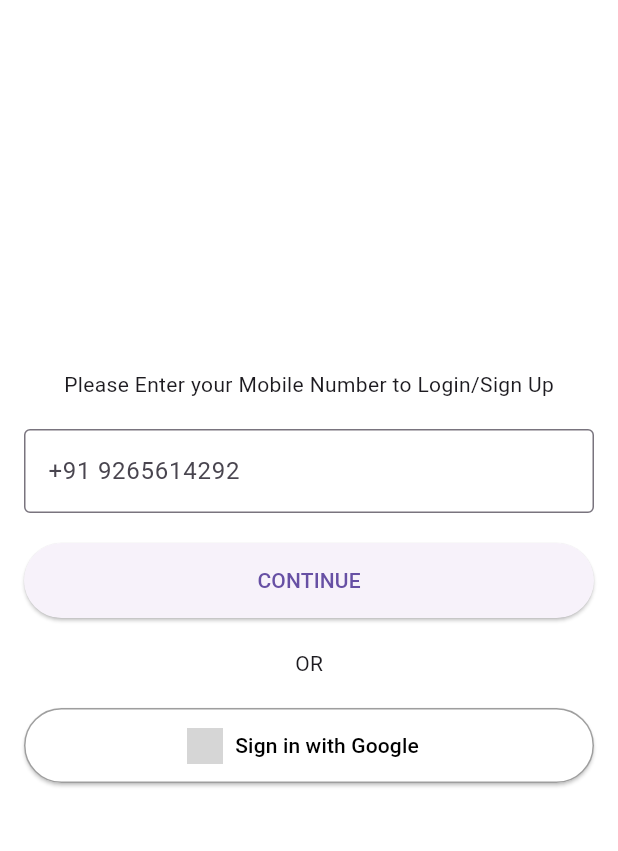
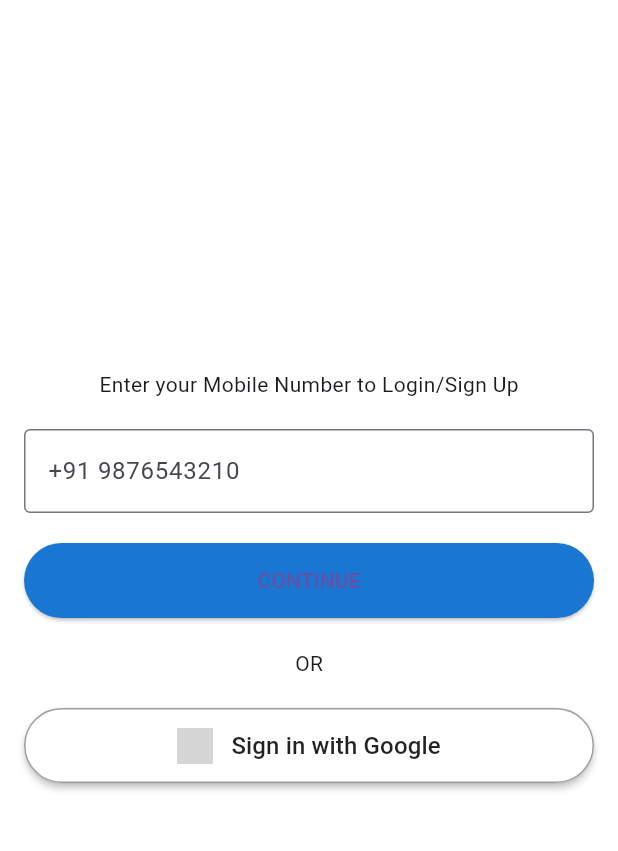
Before and after one commit to hammadshaikh-dev/quick_medical, a Flutter app: the screen it shows after launch, after a tap on "Skip", on a phone screen of 412 x 824 dp, the part 84-935 px from its top. Run offline on Flutter 3.47's test engine with Material 3 defaults, Android fonts, the light colour scheme and no system bars; our stand-ins replace firebase_auth, firebase_core, google_sign_in; accounts and stored records are empty; network calls fail; grey boxes are pictures that could not be loaded.

Commit message:
added firebase auth option change images with working Url

```diff
--- a/lib/main.dart
+++ b/lib/main.dart
@@ -1,7 +1,8 @@
 import 'package:flutter/material.dart';
 import 'package:provider/provider.dart';
-import 'package:firebase_core/firebase_core.dart';           // ✅ Correct import
-import 'firebase_options.dart';                             // ✅ Import Firebase options
+import 'package:firebase_core/firebase_core.dart';
+import 'firebase_options.dart';
+import 'providers/cart_provider.dart';
 import 'screens/splash_screen.dart';
 import 'screens/onboarding_screen.dart';
 import 'screens/login_screen.dart';
@@ -9,12 +10,10 @@ import 'screens/home_screen.dart';
 import 'screens/product_detail_screen.dart';
 import 'screens/cart_screen.dart';
 import 'screens/profile_screen.dart';
-import 'providers/cart_provider.dart';
 
 Future<void> main() async {
-  WidgetsFlutterBinding.ensureInitialized();                 // ✅ Required before Firebase init
-
-  await Firebase.initializeApp(                             // ✅ Initialize Firebase
+  WidgetsFlutterBinding.ensureInitialized();
+  await Firebase.initializeApp(
     options: DefaultFirebaseOptions.currentPlatform,
   );
 
@@ -35,15 +34,19 @@ class MyApp extends StatelessWidget {
         debugShowCheckedModeBanner: false,
         theme: ThemeData(
           primarySwatch: Colors.blue,
-          primaryColor: Colors.blue[700],
           scaffoldBackgroundColor: Colors.white,
           appBarTheme: AppBarTheme(
             backgroundColor: Colors.blue[700],
             elevation: 0,
           ),
-          buttonTheme: ButtonThemeData(
-            buttonColor: Colors.blue.shade700,
-            textTheme: ButtonTextTheme.primary,
+          elevatedButtonTheme: ElevatedButtonThemeData(
+            style: ElevatedButton.styleFrom(
+              backgroundColor: Colors.blue.shade700,
+              minimumSize: const Size(double.infinity, 50),
+              shape: RoundedRectangleBorder(
+                borderRadius: BorderRadius.circular(30),
+              ),
+            ),
           ),
           textTheme: const TextTheme(
             bodyLarge: TextStyle(color: Colors.black87),
--- a/lib/screens/login_screen.dart
+++ b/lib/screens/login_screen.dart
@@ -1,6 +1,5 @@
 import 'package:flutter/material.dart';
-import 'package:firebase_auth/firebase_auth.dart';
-import 'package:google_sign_in/google_sign_in.dart';
+import 'package:quick_medical/services/auth_service.dart';
 
 class LoginScreen extends StatefulWidget {
   const LoginScreen({super.key});
@@ -11,87 +10,82 @@ class LoginScreen extends StatefulWidget {
 
 class _LoginScreenState extends State<LoginScreen> {
   final TextEditingController _phoneController = TextEditingController();
-  final FirebaseAuth _auth = FirebaseAuth.instance;
-  final GoogleSignIn _googleSignIn = GoogleSignIn();
+  final AuthService _authService = AuthService();
 
-  Future<void> signInWithGoogle() async {
+  bool _isLoading = false;
+
+  Future<void> _signInWithGoogle() async {
+    setState(() => _isLoading = true);
     try {
-      final GoogleSignInAccount? googleUser = await _googleSignIn.signIn();
-
-      if (googleUser == null) {
-        // The user canceled the sign-in
-        return;
+      final user = await _authService.signInWithGoogle();
+      if (user != null) {
+        Navigator.pushReplacementNamed(context, '/home');
       }
-
-      final GoogleSignInAuthentication googleAuth =
-          await googleUser.authentication;
-
-      final credential = GoogleAuthProvider.credential(
-        accessToken: googleAuth.accessToken,
-        idToken: googleAuth.idToken,
-      );
-
-      await _auth.signInWithCredential(credential);
-
-      // Navigate to HomeScreen on success
-      Navigator.pushReplacementNamed(context, '/home');
     } catch (e) {
       ScaffoldMessenger.of(context).showSnackBar(
         SnackBar(content: Text('Error signing in: $e')),
       );
+    } finally {
+      setState(() => _isLoading = false);
     }
   }
 
   @override
   Widget build(BuildContext context) {
     return Scaffold(
-      appBar: AppBar(
-        title: const Text('Quick Medical'),
-        centerTitle: true,
-      ),
+      appBar: AppBar(title: const Text('Quick Medical'), centerTitle: true),
       body: Padding(
         padding: const EdgeInsets.all(16.0),
         child: Column(
           mainAxisAlignment: MainAxisAlignment.center,
           children: [
-            const Text('Please Enter your Mobile Number to Login/Sign Up'),
+            const Text('Enter your Mobile Number to Login/Sign Up'),
             const SizedBox(height: 20),
             TextField(
               controller: _phoneController,
               keyboardType: TextInputType.phone,
               decoration: const InputDecoration(
                 border: OutlineInputBorder(),
-                hintText: '+91 9265614292',
+                hintText: '+91 9876543210',
               ),
             ),
             const SizedBox(height: 20),
             ElevatedButton(
               onPressed: () {
-                // Add validation if needed
                 Navigator.pushReplacementNamed(context, '/home');
               },
-              style: ElevatedButton.styleFrom(
-                minimumSize: const Size(double.infinity, 50),
-                shape: RoundedRectangleBorder(
-                    borderRadius: BorderRadius.circular(30)),
-              ),
               child: const Text('CONTINUE'),
             ),
             const SizedBox(height: 20),
             const Text('OR'),
             const SizedBox(height: 20),
-            ElevatedButton.icon(
-              onPressed: signInWithGoogle,
-              icon: Image.asset('assets/google_logo.png', height: 24),
-              label: const Text('Sign in with Google'),
+            ElevatedButton(
+              onPressed: _isLoading ? null : _signInWithGoogle,
               style: ElevatedButton.styleFrom(
                 backgroundColor: Colors.white,
-                foregroundColor: Colors.black,
-                minimumSize: const Size(double.infinity, 50),
-                shape: RoundedRectangleBorder(
-                    borderRadius: BorderRadius.circular(30)),
+                elevation: 2,
                 side: const BorderSide(color: Colors.grey),
               ),
+              child: _isLoading
+                  ? const CircularProgressIndicator()
+                  : Row(
+                      mainAxisAlignment: MainAxisAlignment.center,
+                      children: [
+                        Image.network(
+                          'https://encrypted-tbn0.gstatic.com/images?q=tbn:ANd9GcSgAX6pfIIUrgZrffI-Jv9xSvUjs1eCmPZ6bLohXa-mqAYGEdWNSEowb2Gi_4FzXMcfeOY&usqp=CAU',
+                          height: 24,
+                        ),
+                        const SizedBox(width: 12),
+                        const Text(
+                          'Sign in with Google',
+                          style: TextStyle(
+                            color: Colors.black87,
+                            fontSize: 16,
+                            fontWeight: FontWeight.w500,
+                          ),
+                        ),
+                      ],
+                    ),
             ),
           ],
         ),
```
Also changed, not shown: lib/data/products_data.dart (added, +35 -0 lines), lib/models/product_model.dart (added, +11 -0 lines), lib/screens/home_screen.dart (+64 -19 lines), lib/screens/product_detail_screen.dart (+38 -11 lines), lib/services/auth_service.dart (added, +42 -0 lines), 1 other file.
